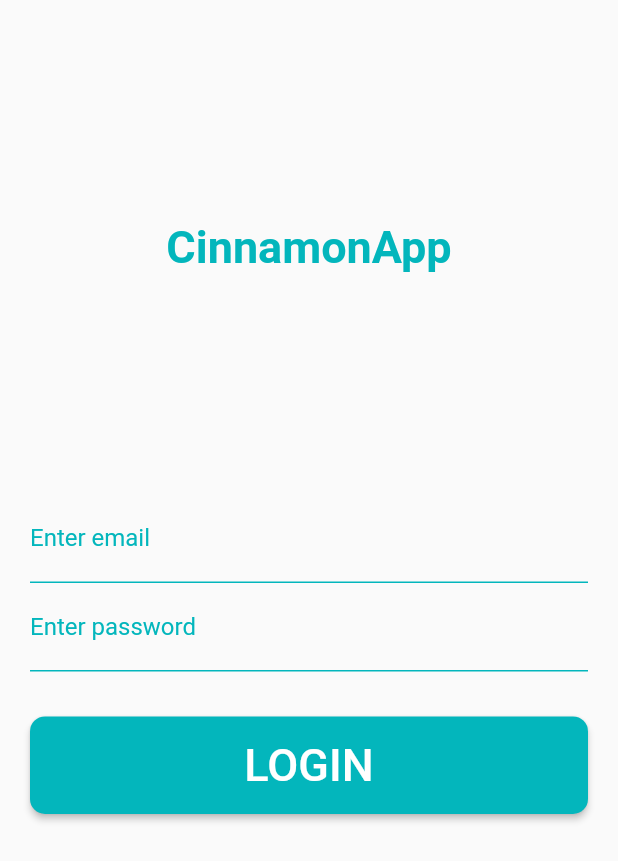
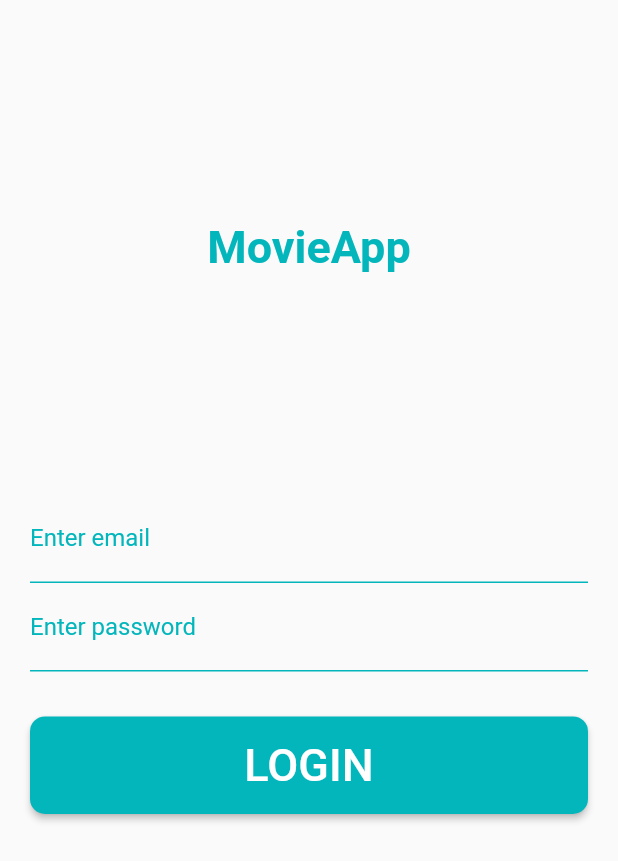
Before and after one commit to otma88/cinnamonApp, a Flutter app: the screen it shows after launch, on a phone screen of 412 x 824 dp. Shown: the top 861 px of the screen. Run offline on Flutter 3.47's test engine with Material 2 defaults, Android fonts, the phone set to English and light mode, and no system bars; our stand-ins replace sqflite; accounts and stored records are empty.

Commit message:
change name of app

```diff
--- a/lib/screens/login_screen.dart
+++ b/lib/screens/login_screen.dart
@@ -27,7 +27,7 @@ class LoginScreenState extends State<LoginScreen> {
               child: Container(
                 alignment: Alignment.center,
                 child: Text(
-                  "CinnamonApp",
+                  "MovieApp",
                   style: TextStyle(fontSize: 30.0, color: kPrimaryColor, fontWeight: FontWeight.bold),
                 ),
               ),
```
